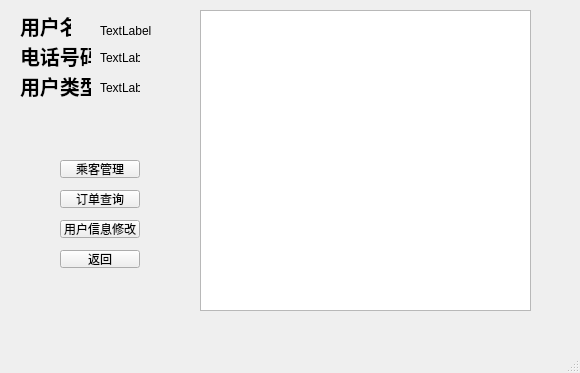
The window that hw/my.ui (shitBob/keshe) describes before a commit, drawn with Qt 5.
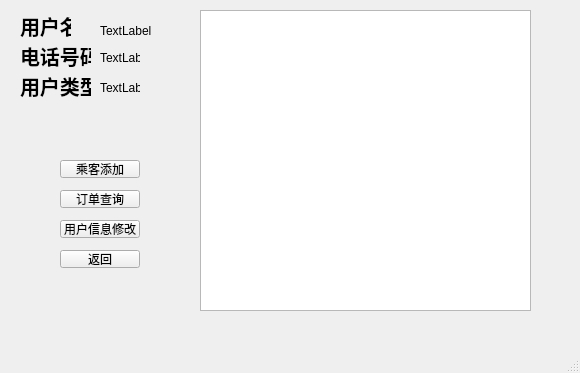
The same window after the commit.

The edit to the form file:
```diff
--- a/hw/my.ui
+++ b/hw/my.ui
@@ -84,7 +84,7 @@
      </rect>
     </property>
     <property name="text">
-     <string>乘客管理</string>
+     <string>乘客添加</string>
     </property>
    </widget>
    <widget class="QPushButton" name="query">
```
